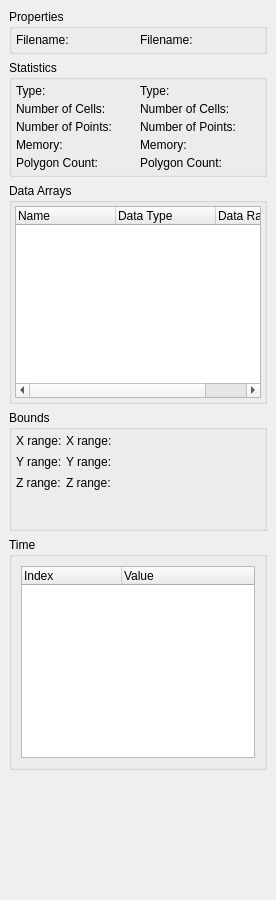
This is Qt/Components/Resources/UI/pqProxyInformationWidget.ui in wildmichael/ParaView3-enhancements-old as Qt 5 draws it before an edit. The edited form follows.
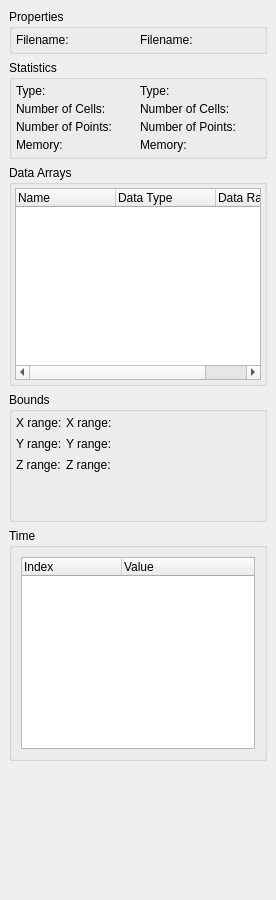
This is the edited form.

Commit message: BUG: Removed unused label.

Diff of the .ui file:
```diff
--- a/Qt/Components/Resources/UI/pqProxyInformationWidget.ui
+++ b/Qt/Components/Resources/UI/pqProxyInformationWidget.ui
@@ -68,13 +68,6 @@
       <property name="spacing" >
        <number>4</number>
       </property>
-      <item row="4" column="1" >
-       <widget class="QLabel" name="polygonCount" >
-        <property name="text" >
-         <string>Polygon Count:</string>
-        </property>
-       </widget>
-      </item>
       <item row="3" column="1" >
        <widget class="QLabel" name="memory" >
         <property name="text" >
@@ -131,13 +124,6 @@
         </property>
        </widget>
       </item>
-      <item row="4" column="0" >
-       <widget class="QLabel" name="label_5" >
-        <property name="text" >
-         <string>Polygon Count:</string>
-        </property>
-       </widget>
-      </item>
      </layout>
     </widget>
    </item>
```
The commit also changes 1 other file.
